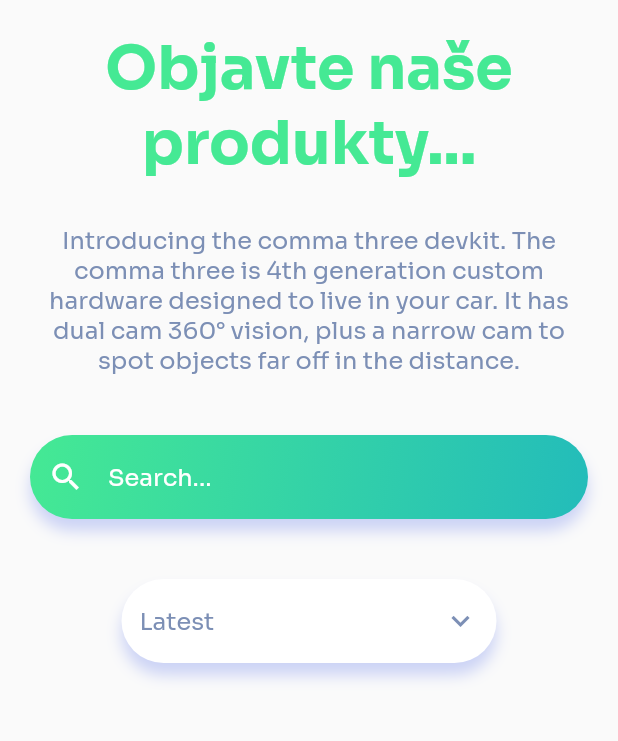
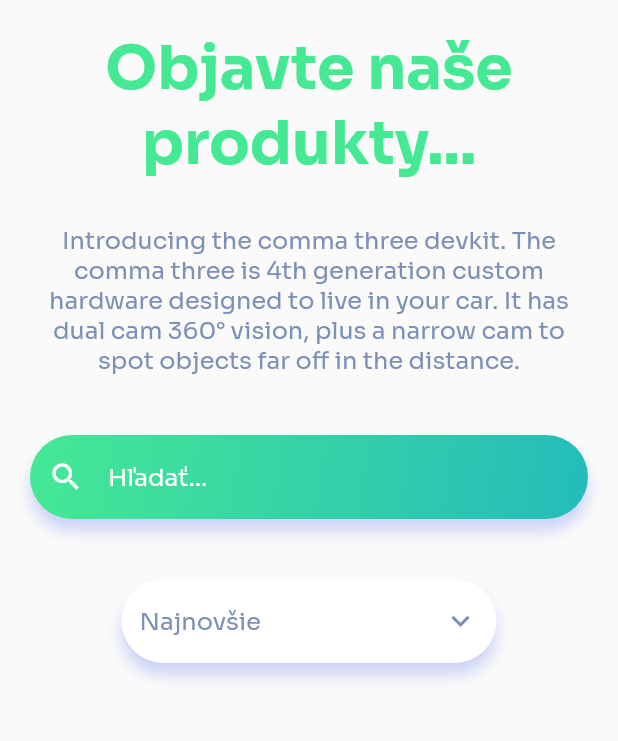
Before and after one commit to Jaredeco/Flutter-Web-Store-InProgess, a Flutter app: the screen it shows after launch, after a tap on "Explore Products", on a phone screen of 412 x 824 dp, the part 135-876 px from its top. Run offline on Flutter 3.47's test engine with Material 2 defaults, Android fonts, the light colour scheme and no system bars; drawn by our look-alikes of badges, flutter_zoom_drawer; our stand-ins replace animated_background, awesome_dialog, cloud_firestore, firebase_core, firebase_storage, fluro and 6 more; missing offline and left inert: parallax_animation; accounts and stored records are empty.

Commit message:
Updated issues

```diff
--- a/lib/constants/global.dart
+++ b/lib/constants/global.dart
@@ -1,3 +1,13 @@
 const double minParSpeed = 75;
 const double maxParSpeed = 100;
 const int smallParCount = 30;
+
+const String landingText =
+    "Introducing the comma three devkit. The comma three is 4th generation custom hardware designed to live in your car. It has dual cam 360° vision, plus a narrow cam to spot objects far off in the distance.";
+const String ladingMainButtonText = "";
+const String landingSecondButtonText = "";
+const String landingInfoText =
+    "Introducing the comma three devkit. The comma three is 4th generation custom hardware designed to live in your car. It has dual cam 360° vision, plus a narrow cam to spot objects far off in the distance.";
+const String shopPageTitle = "Objavte naše produkty...";
+const String shopPageText =
+    "Introducing the comma three devkit. The comma three is 4th generation custom hardware designed to live in your car. It has dual cam 360° vision, plus a narrow cam to spot objects far off in the distance.";
--- a/lib/controllers/product_controller.dart
+++ b/lib/controllers/product_controller.dart
@@ -7,11 +7,7 @@
 
 class ProductController extends GetxController {
   static ProductController instance = Get.find();
-  static List<String> orderBys = [
-    "Latest",
-    "Price: Ascending",
-    "Price: Descending"
-  ];
+  static List<String> orderBys = ["Najnovšie", "Najdrahšie", "Najlacnejšie"];
   var products = <ProductModel>[].obs;
   var selectedImage = 0.obs;
   var amount = 1.obs;
--- a/lib/screens/landing/landing_pages/info_page.dart
+++ b/lib/screens/landing/landing_pages/info_page.dart
@@ -56,8 +56,7 @@
                           constraints: const BoxConstraints(maxWidth: 550),
                           child: const CustomText(
                             textAlign: TextAlign.center,
-                            text:
-                                "Introducing the comma three devkit. The comma three is 4th generation custom hardware designed to live in your car. It has dual cam 360° vision, plus a narrow cam to spot objects far off in the distance.",
+                            text: landingInfoText,
                             size: 16,
                             color: Color(0xFF7C8FB5),
                           ),
@@ -130,8 +129,7 @@
                       child: const CustomText(
                         padding: EdgeInsets.symmetric(horizontal: 10),
                         textAlign: TextAlign.center,
-                        text:
-                            "Introducing the comma three devkit. The comma three is 4th generation custom hardware designed to live in your car. It has dual cam 360 vision, plus a narrow cam to spot objects far off in the distance.",
+                        text: landingInfoText,
                         size: 14,
                         color: Color(0xFF7C8FB5),
                       ),
@@ -144,7 +142,7 @@
                         width: MediaQuery.of(context).size.width * 0.9,
                         child: ClipRRect(
                           borderRadius: BorderRadius.circular(30),
-                          child: Image.network("assets/images/firma_sirka.jpg",
+                          child: Image.asset("assets/images/firma_sirka.jpg",
                               fit: BoxFit.cover),
                         ),
                         decoration: BoxDecoration(
--- a/lib/screens/landing/landing_pages/landing_page.dart
+++ b/lib/screens/landing/landing_pages/landing_page.dart
@@ -56,8 +56,7 @@
                       constraints: const BoxConstraints(maxWidth: 550),
                       child: const CustomText(
                         textAlign: TextAlign.center,
-                        text:
-                            "Introducing the comma three devkit. The comma three is 4th generation custom hardware designed to live in your car. It has dual cam 360° vision, plus a narrow cam to spot objects far off in the distance.",
+                        text: landingText,
                         size: 16,
                         color: Color(0xFF7C8FB5),
                       ),
@@ -154,8 +153,7 @@
                       child: const CustomText(
                         padding: EdgeInsets.symmetric(horizontal: 10),
                         textAlign: TextAlign.center,
-                        text:
-                            "Introducing the comma three devkit. The comma three is 4th generation custom hardware designed to live in your car. It has dual cam 360° vision, plus a narrow cam to spot objects far off in the distance.",
+                        text: landingText,
                         size: 14,
                         color: Color(0xFF7C8FB5),
                       ),
--- a/lib/screens/main/product_page.dart
+++ b/lib/screens/main/product_page.dart
@@ -151,7 +151,7 @@
                           builder: (_) => Expanded(
                             child: CustomText(
                               padding: const EdgeInsets.only(left: 40),
-                              text: "Total: ${bagController.totalAmount} €",
+                              text: "Suma: ${bagController.totalAmount} €",
                               color: Colors.black,
                             ),
                           ),
@@ -184,7 +184,7 @@
                               padding:
                                   const EdgeInsets.fromLTRB(40, 25, 40, 25),
                               child: CustomButton(
-                                text: "Add to bag",
+                                text: "Kúpiť",
                                 onTap: () {
                                   if (!bagController.products.keys
                                       .map((e) => e.id)
--- a/lib/screens/main/shop_page.dart
+++ b/lib/screens/main/shop_page.dart
@@ -1,6 +1,7 @@
 import 'package:flutter/material.dart';
 import 'package:get/get.dart';
 import 'package:webstore/constants/controllers.dart';
+import 'package:webstore/constants/global.dart';
 import 'package:webstore/controllers/product_controller.dart';
 import 'package:webstore/screens/main/base/responsive_ui.dart';
 import 'package:webstore/widgets/components/home/product_card.dart';
@@ -43,8 +44,7 @@
             child: Column(
               children: [
                 const GradientText(
-                  text: 'Objavte naše produkty...',
-
+                  text: shopPageTitle,
                   style: TextStyle(fontSize: 60, fontWeight: FontWeight.bold),
                 ),
                 const SizedBox(
@@ -54,8 +54,7 @@
                   constraints: const BoxConstraints(maxWidth: 550),
                   child: const CustomText(
                     textAlign: TextAlign.center,
-                    text:
-                        "Introducing the comma three devkit. The comma three is 4th generation custom hardware designed to live in your car. It has dual cam 360° vision, plus a narrow cam to spot objects far off in the distance.",
+                    text: shopPageText,
                     size: 16,
                     color: Color(0xFF7C8FB5),
                   ),
@@ -134,8 +133,8 @@
               crossAxisAlignment: CrossAxisAlignment.center,
               children: [
                 const CustomText(
-                  textAlign: TextAlign.center,
-                    text: 'Objavte naše produkty...',
+                    textAlign: TextAlign.center,
+                    text: shopPageTitle,
                     size: 40,
                     color: Color(0xFF45E994),
                     weight: FontWeight.bold),
@@ -146,8 +145,7 @@
                   width: 500,
                   child: CustomText(
                     textAlign: TextAlign.center,
-                    text:
-                        "Introducing the comma three devkit. The comma three is 4th generation custom hardware designed to live in your car. It has dual cam 360° vision, plus a narrow cam to spot objects far off in the distance.",
+                    text: shopPageText,
                     size: 16,
                     color: Color(0xFF7C8FB5),
                   ),
--- a/lib/widgets/components/home/search_bar.dart
+++ b/lib/widgets/components/home/search_bar.dart
@@ -35,7 +35,7 @@
               icon: Icon(Icons.search, color: Colors.white),
               fillColor: Colors.white,
               border: InputBorder.none,
-              hintText: "Search...",
+              hintText: "Hľadať...",
               hintStyle: TextStyle(color: Colors.white)),
         ),
       ),
```
Also changed, not shown: lib/screens/helper/menu_page.dart (+5 -5 lines).
